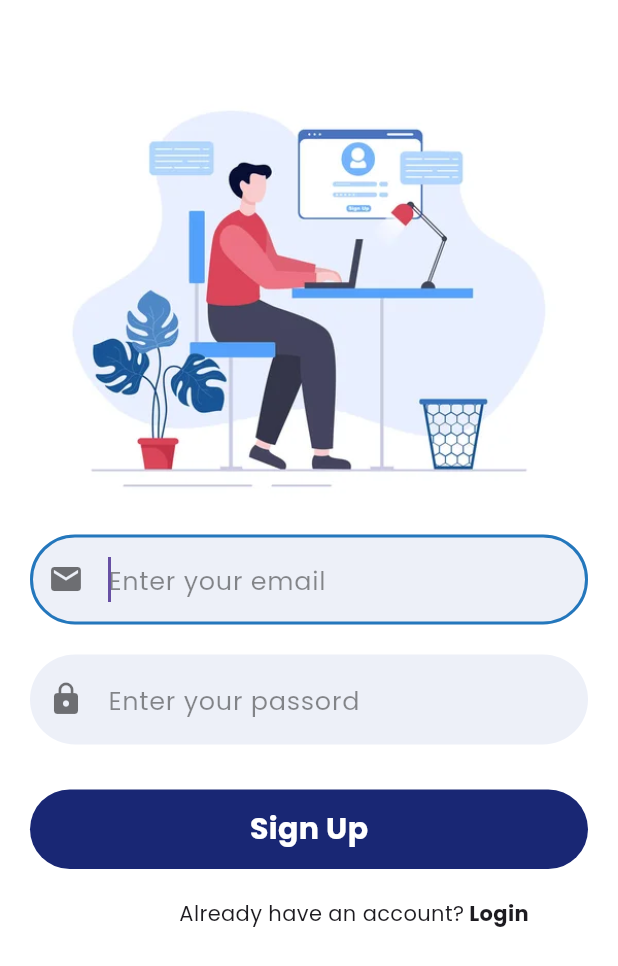
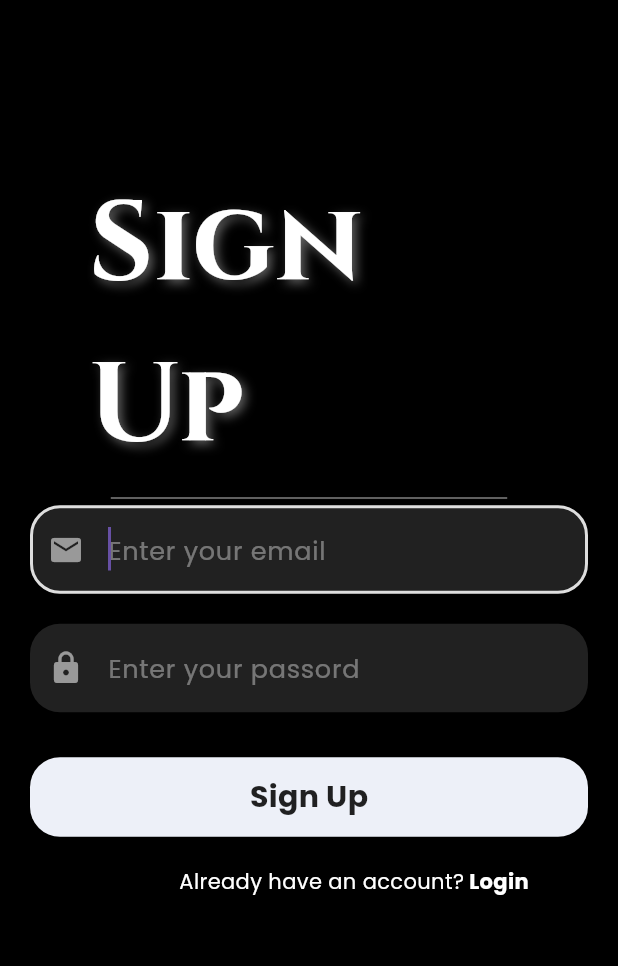
Before and after one commit to citruspunch/Obsessed-App, a Flutter app: the screen it shows after launch, after a tap on "LOG IN", after a tap on "SignUp", on a phone screen of 412 x 824 dp. Shown: the top 966 px of the screen. Run offline on Flutter 3.47's test engine with Material 3 defaults, Android fonts, the phone set to English and light mode, and no system bars; our stand-ins replace carousel_slider, feather_icons, flutter_dotenv, google_fonts, image_picker, lottie and 2 more; accounts and stored records are empty.

Commit message:
Refactor login and sign up screen changing button and text field widgets for consistent styling

```diff
--- a/lib/src/features/user_account/presentation/UI/screens/login_screen.dart
+++ b/lib/src/features/user_account/presentation/UI/screens/login_screen.dart
@@ -95,7 +95,7 @@ class _LoginScreenState extends State<LoginScreen> {
   Widget build(BuildContext context) {
     double height = MediaQuery.of(context).size.height;
     return Scaffold(
-      backgroundColor: Colors.white,
+      backgroundColor: Colors.black,
       body: SafeArea(
           child: SingleChildScrollView(
         child: Column(
@@ -103,10 +103,10 @@ class _LoginScreenState extends State<LoginScreen> {
           crossAxisAlignment: CrossAxisAlignment.center,
           children: [
             Padding(
-              padding: const EdgeInsets.only(top: 60.0, bottom: 20.0),
+              padding: const EdgeInsets.only(top: 65.0, bottom: 20.0),
               child: SizedBox(
                 height: height / 3.3,
-                child: Image.asset('assets/images/login_ilustration.jpg'),
+                child: Image.asset('assets/images/Obsessed icon.png'),
               ),
             ),
             TextFieldInput(
@@ -132,15 +132,15 @@ class _LoginScreenState extends State<LoginScreen> {
                   decoration: const ShapeDecoration(
                       shape: RoundedRectangleBorder(
                         borderRadius: BorderRadius.all(
-                          Radius.circular(30),
+                          Radius.circular(20),
                         ),
                       ),
-                      color: Color.fromARGB(255, 25, 39, 116)),
+                      color: Color(0xFFedf0f8)),
                   child: Text(
                     _isLoading ? 'Logging in...' : 'Login',
                     style: GoogleFonts.poppins(
                       fontSize: 20,
-                      color: Colors.white,
+                      color: Colors.black87,
                       fontWeight: FontWeight.bold,
                     ),
                   ),
@@ -155,7 +155,9 @@ class _LoginScreenState extends State<LoginScreen> {
                   Text(
                     "Don't have an account? ",
                     style: GoogleFonts.poppins(
-                        fontSize: 14, fontWeight: FontWeight.w400),
+                        fontSize: 14,
+                        fontWeight: FontWeight.w400,
+                        color: Colors.white),
                   ),
                   GestureDetector(
                     onTap: () {
@@ -164,7 +166,9 @@ class _LoginScreenState extends State<LoginScreen> {
                     child: Text(
                       " SignUp",
                       style: GoogleFonts.poppins(
-                          fontSize: 14, fontWeight: FontWeight.bold),
+                          fontSize: 14,
+                          fontWeight: FontWeight.bold,
+                          color: Colors.white),
                     ),
                   )
                 ],
@@ -187,7 +191,7 @@ class _LoginScreenState extends State<LoginScreen> {
             child: child,
           );
         },
-        transitionDuration: const Duration(milliseconds: 400),
+        transitionDuration: const Duration(milliseconds: 500),
       ),
     );
   }
--- a/lib/src/features/user_account/presentation/UI/screens/sign_up.dart
+++ b/lib/src/features/user_account/presentation/UI/screens/sign_up.dart
@@ -68,20 +68,48 @@ class _SignupScreenState extends State<SignupScreen> {
   Widget build(BuildContext context) {
     double height = MediaQuery.of(context).size.height;
     return Scaffold(
-      backgroundColor: Colors.white,
+      backgroundColor: Colors.black,
       body: SafeArea(
         child: isLoading
             ? const Center(child: CircularProgressIndicator())
             : SingleChildScrollView(
                 child: Column(
+                  mainAxisAlignment: MainAxisAlignment.center,
                   crossAxisAlignment: CrossAxisAlignment.center,
                   children: [
                     Padding(
-                      padding: const EdgeInsets.only(top: 52.0),
+                      padding: const EdgeInsets.only(top: 110.0),
                       child: SizedBox(
-                        height: height / 2.8,
-                        child:
-                            Image.asset('assets/images/signup ilustration.jpg'),
+                        width: height / 2.8,
+                        height: height / 3.8,
+                        child: Column(
+                          mainAxisAlignment: MainAxisAlignment.center,
+                          crossAxisAlignment: CrossAxisAlignment.center,
+                          children: [
+                            Text(
+                              "Sign Up",
+                              style: GoogleFonts.cinzel(
+                                fontSize:
+                                    MediaQuery.of(context).size.width / 5.5,
+                                fontWeight: FontWeight.bold,
+                                color: Colors.white,
+                                shadows: [
+                                  const Shadow(
+                                    blurRadius: 8.0,
+                                    color: Colors.white38,
+                                    offset: Offset(2.8, 2.8),
+                                  ),
+                                ],
+                              ),
+                            ),
+                            const Divider(
+                              color: Colors.white,
+                              thickness: 0.5,
+                              indent: 15,
+                              endIndent: 15,
+                            ),
+                          ],
+                        ),
                       ),
                     ),
                     TextFieldInput(
@@ -106,7 +134,9 @@ class _SignupScreenState extends State<SignupScreen> {
                           Text(
                             "Already have an account?",
                             style: GoogleFonts.poppins(
-                                fontSize: 14, fontWeight: FontWeight.w400),
+                                fontSize: 14,
+                                fontWeight: FontWeight.w400,
+                                color: Colors.white),
                           ),
                           GestureDetector(
                             onTap: () {
@@ -115,7 +145,9 @@ class _SignupScreenState extends State<SignupScreen> {
                             child: Text(
                               " Login",
                               style: GoogleFonts.poppins(
-                                  fontSize: 14, fontWeight: FontWeight.bold),
+                                  fontSize: 14,
+                                  fontWeight: FontWeight.bold,
+                                  color: Colors.white),
                             ),
                           )
                         ],
@@ -139,7 +171,7 @@ class _SignupScreenState extends State<SignupScreen> {
             child: child,
           );
         },
-        transitionDuration: const Duration(milliseconds: 400),
+        transitionDuration: const Duration(milliseconds: 500),
       ),
     );
   }
--- a/lib/src/features/user_account/presentation/UI/screens/welcome.dart
+++ b/lib/src/features/user_account/presentation/UI/screens/welcome.dart
@@ -11,6 +11,7 @@ class WelcomeScreen extends StatelessWidget {
     return Scaffold(
       backgroundColor: Colors.black,
       body: Center(
+        child: SingleChildScrollView(
           child: Column(
             mainAxisAlignment: MainAxisAlignment.center,
             children: [
@@ -19,7 +20,8 @@ class WelcomeScreen extends StatelessWidget {
                 child: Image.asset('assets/images/Obsessed icon.png'),
               ),
               Padding(
-              padding: const EdgeInsets.only(bottom: 30.0, left: 20, right: 20),
+                padding:
+                    const EdgeInsets.only(bottom: 30.0, left: 20, right: 20),
                 child: Text(
                   'Welcome to the Obsessed App!',
                   textAlign: TextAlign.center,
@@ -31,9 +33,10 @@ class WelcomeScreen extends StatelessWidget {
                 ),
               ),
               Padding(
-              padding: const EdgeInsets.only(bottom: 10.0, left: 40, right: 40),
+                padding:
+                    const EdgeInsets.only(bottom: 10.0, left: 40, right: 40),
                 child: Text(
-                'Please login or sign up to continue',
+                  'Please login or sign up\nto continue',
                   textAlign: TextAlign.center,
                   style: GoogleFonts.poppins(
                       fontStyle: FontStyle.italic,
@@ -92,6 +95,7 @@ class WelcomeScreen extends StatelessWidget {
             ],
           ),
         ),
+      ),
     );
   }
 
@@ -106,7 +110,7 @@ class WelcomeScreen extends StatelessWidget {
             child: child,
           );
         },
-        transitionDuration: const Duration(milliseconds: 400),
+        transitionDuration: const Duration(milliseconds: 700),
       ),
     );
   }
--- a/lib/src/features/user_account/presentation/UI/widgets/personalized_button.dart
+++ b/lib/src/features/user_account/presentation/UI/widgets/personalized_button.dart
@@ -22,15 +22,15 @@ class MyButtons extends StatelessWidget {
           decoration: const ShapeDecoration(
               shape: RoundedRectangleBorder(
                 borderRadius: BorderRadius.all(
-                  Radius.circular(30),
+                  Radius.circular(20),
                 ),
               ),
-              color: Color.fromARGB(255, 25, 39, 116)),
+              color: Color(0xFFedf0f8)),
           child: Text(
             text,
             style: GoogleFonts.poppins(
               fontSize: 20,
-              color: Colors.white,
+              color: Colors.black87,
               fontWeight: FontWeight.bold,
             ),
           ),
--- a/lib/src/features/user_account/presentation/UI/widgets/text_field.dart
+++ b/lib/src/features/user_account/presentation/UI/widgets/text_field.dart
@@ -24,25 +24,26 @@ class TextFieldInput extends StatelessWidget {
       padding: const EdgeInsets.symmetric(vertical: 10, horizontal: 20),
       child: TextField(
         autofocus: focus,
-        style: const TextStyle(fontSize: 20),
+        style: GoogleFonts.poppins(
+            fontSize: 19, color: Colors.white70, fontWeight: FontWeight.w500),
         controller: textEditingController,
         decoration: InputDecoration(
-          prefixIcon: Icon(icon, color: Colors.black54),
+          prefixIcon: Icon(icon, color: Colors.white54),
           hintText: hintText,
           hintStyle: GoogleFonts.poppins(
-              fontWeight: FontWeight.w400, color: Colors.black45, fontSize: 17),
+              fontWeight: FontWeight.w400, color: Colors.white38, fontSize: 17),
           enabledBorder: OutlineInputBorder(
             borderSide: BorderSide.none,
-            borderRadius: BorderRadius.circular(30),
+            borderRadius: BorderRadius.circular(20),
           ),
           border: InputBorder.none,
           focusedBorder: OutlineInputBorder(
-            borderSide: const BorderSide(
-                color: Color.fromARGB(255, 36, 119, 188), width: 2),
-            borderRadius: BorderRadius.circular(30),
+            borderSide:
+                BorderSide(color: Colors.white.withOpacity(0.85), width: 2),
+            borderRadius: BorderRadius.circular(20),
           ),
           filled: true,
-          fillColor: const Color(0xFFedf0f8),
+          fillColor: Colors.grey[900],
           contentPadding: const EdgeInsets.symmetric(
             vertical: 15,
             horizontal: 20,
```
Also changed, not shown: assets/images/login_ilustration.jpg (deleted), assets/images/sign_up.webp (added). Lines whose indentation alone changed are shown as unchanged.
